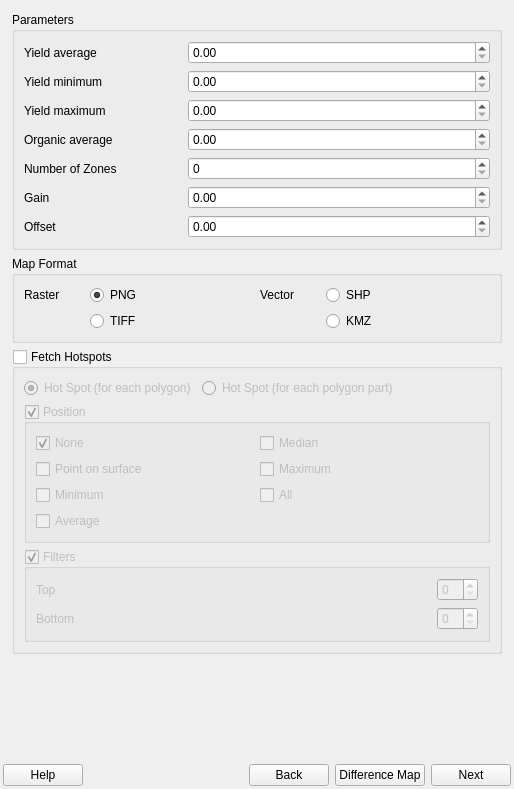
earthdaily/qgis-plugin, file geosys/ui/templates/geosys_dockwidget_base.ui: the form before one commit.
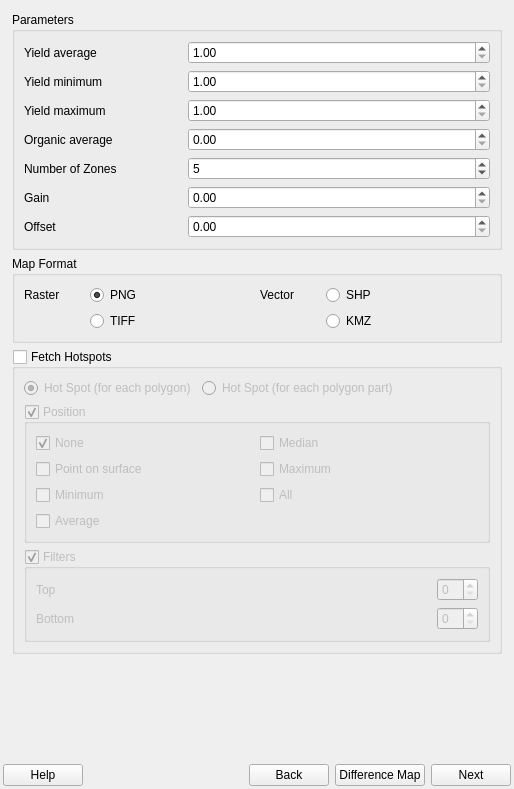
The form after the commit. The open tabs and pages were chosen to show the change.

The edit to the form file:
```diff
--- a/geosys/ui/templates/geosys_dockwidget_base.ui
+++ b/geosys/ui/templates/geosys_dockwidget_base.ui
@@ -321,6 +321,9 @@
                <height>0</height>
               </size>
              </property>
+             <property name="minimum">
+              <double>1.000000000000000</double>
+             </property>
              <property name="maximum">
               <double>999.990000000000009</double>
              </property>
@@ -353,6 +356,9 @@
                <height>0</height>
               </size>
              </property>
+             <property name="minimum">
+              <double>1.000000000000000</double>
+             </property>
              <property name="maximum">
               <double>999.990000000000009</double>
              </property>
@@ -379,6 +385,9 @@
                <height>0</height>
               </size>
              </property>
+             <property name="minimum">
+              <double>1.000000000000000</double>
+             </property>
              <property name="maximum">
               <double>999.990000000000009</double>
              </property>
@@ -431,6 +440,12 @@
                <height>0</height>
               </size>
              </property>
+             <property name="minimum">
+              <number>2</number>
+             </property>
+             <property name="value">
+              <number>5</number>
+             </property>
             </widget>
            </item>
            <item row="5" column="0">
```
Left out of the diff: 2 changed lines with no effect on the pictures.
